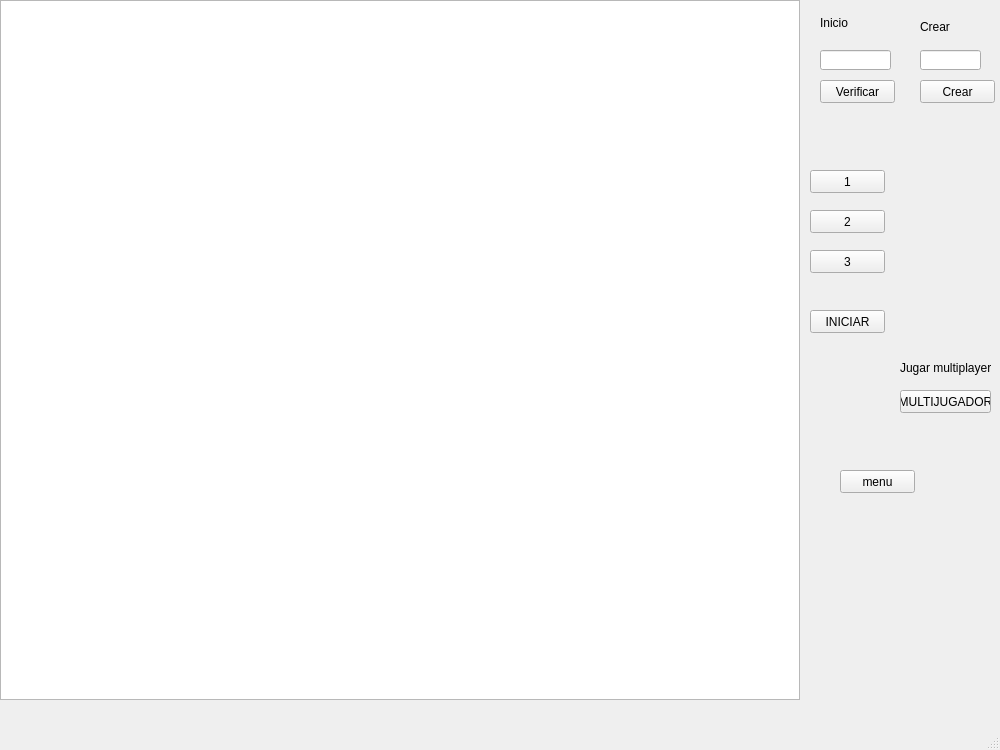
Before: the Qt Designer form proyecto_final_/mainwindow.ui in jstom12/proyecto_final_infii_JUANMANUELRESTREPO, drawn with Qt 5.
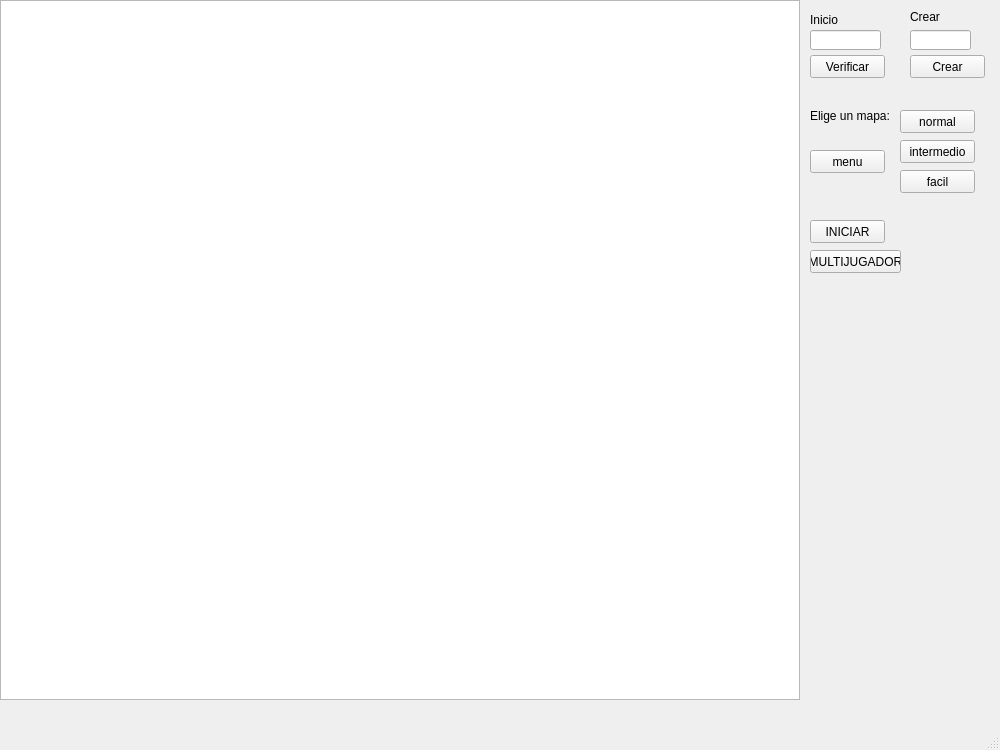
After: the same form once the commit is applied.

What changed in the file:
```diff
--- a/proyecto_final_/mainwindow.ui
+++ b/proyecto_final_/mainwindow.ui
@@ -39,47 +39,47 @@
    <widget class="QPushButton" name="opcion_1">
     <property name="geometry">
      <rect>
-      <x>810</x>
-      <y>170</y>
+      <x>900</x>
+      <y>110</y>
       <width>75</width>
       <height>23</height>
      </rect>
     </property>
     <property name="text">
-     <string>1</string>
+     <string>normal</string>
     </property>
    </widget>
    <widget class="QPushButton" name="opcion_2">
     <property name="geometry">
      <rect>
-      <x>810</x>
-      <y>210</y>
+      <x>900</x>
+      <y>140</y>
       <width>75</width>
       <height>23</height>
      </rect>
     </property>
     <property name="text">
-     <string>2</string>
+     <string>intermedio</string>
     </property>
    </widget>
    <widget class="QPushButton" name="opcion_3">
     <property name="geometry">
      <rect>
-      <x>810</x>
-      <y>250</y>
+      <x>900</x>
+      <y>170</y>
       <width>75</width>
       <height>23</height>
      </rect>
     </property>
     <property name="text">
-     <string>3</string>
+     <string>facil</string>
     </property>
    </widget>
    <widget class="QLabel" name="label">
     <property name="geometry">
      <rect>
-      <x>820</x>
-      <y>13</y>
+      <x>810</x>
+      <y>10</y>
       <width>47</width>
       <height>20</height>
      </rect>
@@ -91,8 +91,8 @@
    <widget class="QLabel" name="label_2">
     <property name="geometry">
      <rect>
-      <x>920</x>
-      <y>20</y>
+      <x>910</x>
+      <y>10</y>
       <width>47</width>
       <height>13</height>
      </rect>
@@ -104,8 +104,8 @@
    <widget class="QLineEdit" name="texto_inicio">
     <property name="geometry">
      <rect>
-      <x>820</x>
-      <y>50</y>
+      <x>810</x>
+      <y>30</y>
       <width>71</width>
       <height>20</height>
      </rect>
@@ -114,8 +114,8 @@
    <widget class="QLineEdit" name="texto_crear">
     <property name="geometry">
      <rect>
-      <x>920</x>
-      <y>50</y>
+      <x>910</x>
+      <y>30</y>
       <width>61</width>
       <height>20</height>
      </rect>
@@ -124,8 +124,8 @@
    <widget class="QPushButton" name="verificar_inicio">
     <property name="geometry">
      <rect>
-      <x>820</x>
-      <y>80</y>
+      <x>810</x>
+      <y>55</y>
       <width>75</width>
       <height>23</height>
      </rect>
@@ -137,8 +137,8 @@
    <widget class="QPushButton" name="crear_usuario">
     <property name="geometry">
      <rect>
-      <x>920</x>
-      <y>80</y>
+      <x>910</x>
+      <y>55</y>
       <width>75</width>
       <height>23</height>
      </rect>
@@ -151,7 +151,7 @@
     <property name="geometry">
      <rect>
       <x>810</x>
-      <y>310</y>
+      <y>220</y>
       <width>75</width>
       <height>23</height>
      </rect>
@@ -163,8 +163,8 @@
    <widget class="QPushButton" name="pushButton">
     <property name="geometry">
      <rect>
-      <x>900</x>
-      <y>390</y>
+      <x>810</x>
+      <y>250</y>
       <width>91</width>
       <height>23</height>
      </rect>
@@ -173,26 +173,13 @@
      <string>MULTIJUGADOR</string>
     </property>
    </widget>
-   <widget class="QLabel" name="label_3">
-    <property name="geometry">
-     <rect>
-      <x>900</x>
-      <y>360</y>
-      <width>91</width>
-      <height>16</height>
-     </rect>
-    </property>
-    <property name="text">
-     <string>Jugar multiplayer</string>
-    </property>
-   </widget>
    <widget class="QLabel" name="label_4">
     <property name="geometry">
      <rect>
-      <x>840</x>
-      <y>120</y>
-      <width>71</width>
-      <height>41</height>
+      <x>820</x>
+      <y>420</y>
+      <width>50</width>
+      <height>50</height>
      </rect>
     </property>
     <property name="text">
@@ -202,10 +189,10 @@
    <widget class="QLabel" name="label_5">
     <property name="geometry">
      <rect>
-      <x>920</x>
-      <y>120</y>
-      <width>61</width>
-      <height>41</height>
+      <x>820</x>
+      <y>480</y>
+      <width>50</width>
+      <height>50</height>
      </rect>
     </property>
     <property name="text">
@@ -215,8 +202,8 @@
    <widget class="QPushButton" name="push_menu">
     <property name="geometry">
      <rect>
-      <x>840</x>
-      <y>470</y>
+      <x>810</x>
+      <y>150</y>
       <width>75</width>
       <height>23</height>
      </rect>
@@ -225,6 +212,45 @@
      <string>menu</string>
     </property>
    </widget>
+   <widget class="QLabel" name="label_6">
+    <property name="geometry">
+     <rect>
+      <x>920</x>
+      <y>420</y>
+      <width>50</width>
+      <height>50</height>
+     </rect>
+    </property>
+    <property name="text">
+     <string/>
+    </property>
+   </widget>
+   <widget class="QLabel" name="label_7">
+    <property name="geometry">
+     <rect>
+      <x>920</x>
+      <y>480</y>
+      <width>50</width>
+      <height>50</height>
+     </rect>
+    </property>
+    <property name="text">
+     <string/>
+    </property>
+   </widget>
+   <widget class="QLabel" name="label_3">
+    <property name="geometry">
+     <rect>
+      <x>810</x>
+      <y>100</y>
+      <width>81</width>
+      <height>31</height>
+     </rect>
+    </property>
+    <property name="text">
+     <string>Elige un mapa:</string>
+    </property>
+   </widget>
   </widget>
   <widget class="QMenuBar" name="menubar">
    <property name="geometry">
```
